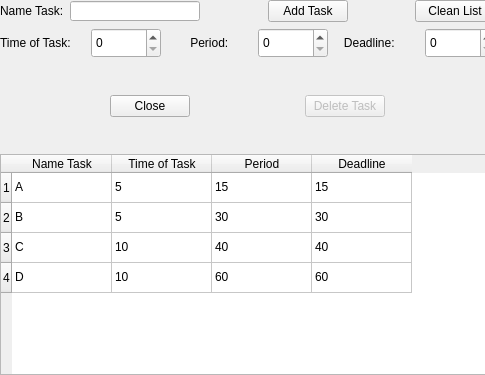
This is addtask.ui in feichay10/Cliente-Proyecto-Final-SOA as Qt 5 draws it before an edit. The edited form follows.
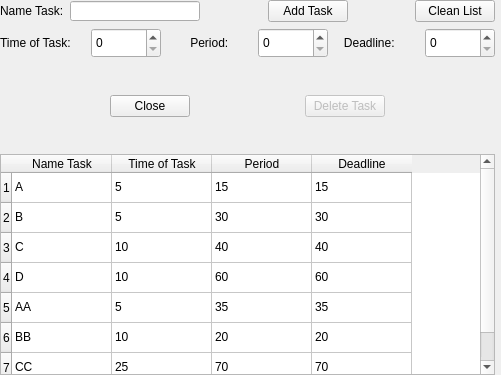
This is the edited form.

```diff
--- a/addtask.ui
+++ b/addtask.ui
@@ -6,19 +6,19 @@
    <rect>
     <x>0</x>
     <y>0</y>
-    <width>485</width>
+    <width>501</width>
     <height>375</height>
    </rect>
   </property>
   <property name="minimumSize">
    <size>
-    <width>485</width>
+    <width>501</width>
     <height>375</height>
    </size>
   </property>
   <property name="maximumSize">
    <size>
-    <width>485</width>
+    <width>501</width>
     <height>375</height>
    </size>
   </property>
@@ -340,6 +340,21 @@
         <string>4</string>
        </property>
       </row>
+      <row>
+       <property name="text">
+        <string>5</string>
+       </property>
+      </row>
+      <row>
+       <property name="text">
+        <string>6</string>
+       </property>
+      </row>
+      <row>
+       <property name="text">
+        <string>7</string>
+       </property>
+      </row>
       <column>
        <property name="text">
         <string>Name Task</string>
@@ -440,6 +455,66 @@
         <string>60</string>
        </property>
       </item>
+      <item row="4" column="0">
+       <property name="text">
+        <string>AA</string>
+       </property>
+      </item>
+      <item row="4" column="1">
+       <property name="text">
+        <string>5</string>
+       </property>
+      </item>
+      <item row="4" column="2">
+       <property name="text">
+        <string>35</string>
+       </property>
+      </item>
+      <item row="4" column="3">
+       <property name="text">
+        <string>35</string>
+       </property>
+      </item>
+      <item row="5" column="0">
+       <property name="text">
+        <string>BB</string>
+       </property>
+      </item>
+      <item row="5" column="1">
+       <property name="text">
+        <string>10</string>
+       </property>
+      </item>
+      <item row="5" column="2">
+       <property name="text">
+        <string>20</string>
+       </property>
+      </item>
+      <item row="5" column="3">
+       <property name="text">
+        <string>20</string>
+       </property>
+      </item>
+      <item row="6" column="0">
+       <property name="text">
+        <string>CC</string>
+       </property>
+      </item>
+      <item row="6" column="1">
+       <property name="text">
+        <string>25</string>
+       </property>
+      </item>
+      <item row="6" column="2">
+       <property name="text">
+        <string>70</string>
+       </property>
+      </item>
+      <item row="6" column="3">
+       <property name="text">
+        <string>70</string>
+       </property>
+      </item>
      </widget>
     </item>
    </layout>
```
